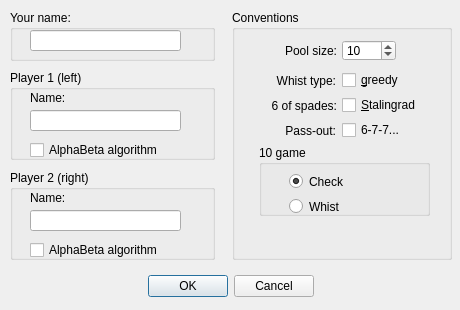
This is src/ui/newgameform.ui in infsega/bbpref as Qt 5 draws it before an edit. The edited form follows.
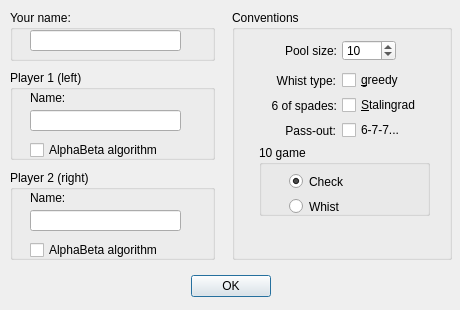
This is the edited form. Icons and pictures are not drawn.

Commit message: Removed Cancel button from New Game dialog

```diff
--- a/src/ui/newgameform.ui
+++ b/src/ui/newgameform.ui
@@ -60,7 +60,7 @@
     <enum>Qt::Horizontal</enum>
    </property>
    <property name="standardButtons">
-    <set>QDialogButtonBox::Cancel|QDialogButtonBox::Ok</set>
+    <set>QDialogButtonBox::Ok</set>
    </property>
    <property name="centerButtons">
     <bool>true</bool>
```
